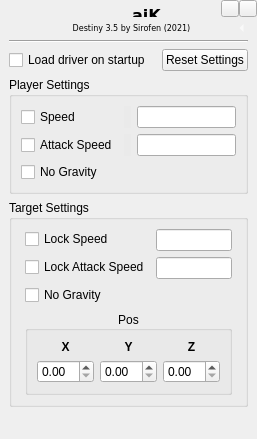
Above: aikwidget.ui from sirofen/aiK before the change. Below: the same form after it.
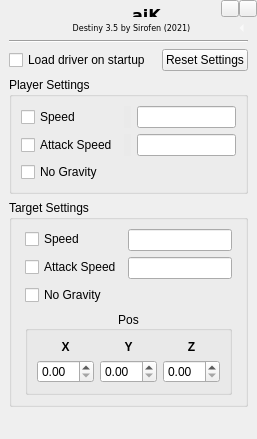
That is the form after the change. Custom widgets are drawn as their Qt base class.

Commit message: enable speed/attack speed buttons connections, show literals as operation

```diff
--- a/aikwidget.ui
+++ b/aikwidget.ui
@@ -983,7 +983,7 @@
              </sizepolicy>
             </property>
             <property name="text">
-             <string>Lock Speed</string>
+             <string>Speed</string>
             </property>
            </widget>
           </item>
@@ -1006,7 +1006,7 @@
              </sizepolicy>
             </property>
             <property name="text">
-             <string>Lock Attack Speed</string>
+             <string>Attack Speed</string>
             </property>
            </widget>
           </item>
```
Left out of the diff: 12 changed lines with no effect on the pictures. The commit also changes 11 other files.
